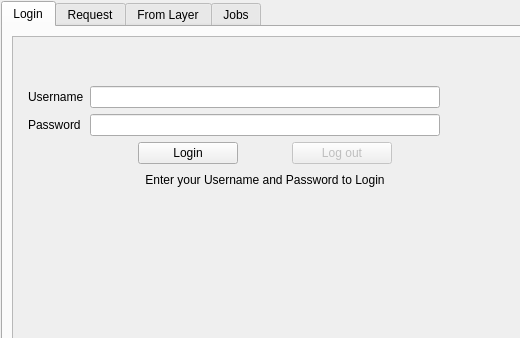
Qt form ermes_qgis_dialog_base.ui (links-ads/ermes-mapping-plugin) before a commit; both pictures show x 0 to 520 and y 0 to 338 of the 821 by 846 pixel window.
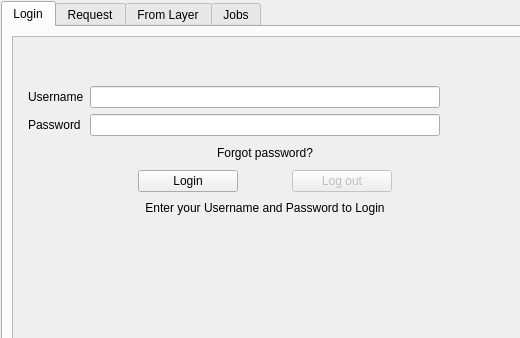
The same form after that commit. The open tabs and pages were chosen to show the change. Custom widgets are drawn as their Qt base class.

Commit message: Added password reset

The edit to the form file:
```diff
--- a/ermes_qgis_dialog_base.ui
+++ b/ermes_qgis_dialog_base.ui
@@ -254,6 +254,16 @@
                </property>
               </widget>
              </item>
+             <item row="11" column="3">
+              <widget class="QPushButton" name="forgotPasswordButton">
+               <property name="text">
+                <string>Forgot password?</string>
+               </property>
+               <property name="flat">
+                <bool>true</bool>
+               </property>
+              </widget>
+             </item>
             </layout>
            </widget>
           </widget>
```
The commit also changes 2 other files.
